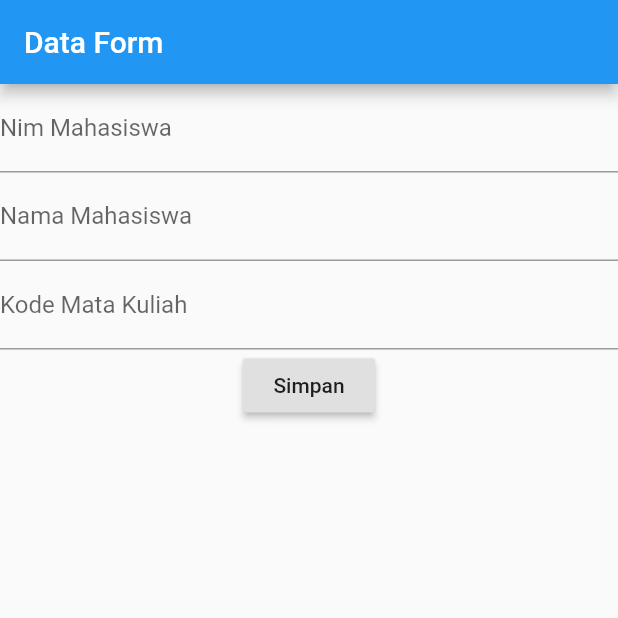
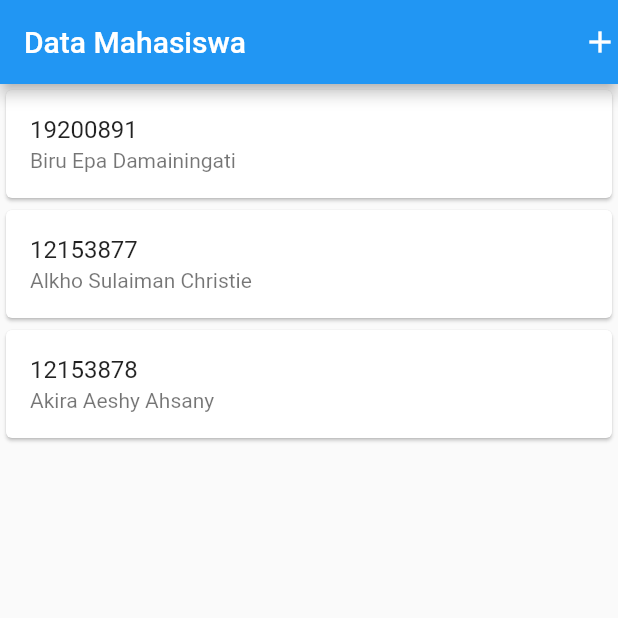
Before and after one commit to biruepa21/tugas_individu_mobile_programming, a Flutter app: the screen it shows after launch, on a phone screen of 412 x 824 dp, the top half of it. Run offline on Flutter 3.47's test engine with Material 2 defaults, Android fonts, the light colour scheme and no system bars.

Commit message:
Tugas Pertemuan 4

```diff
--- a/lib/main.dart
+++ b/lib/main.dart
@@ -1,5 +1,6 @@
 import 'package:flutter/material.dart';
 import 'package:tugas_individu_mobile_programming/ui/data_form.dart';
+import 'package:tugas_individu_mobile_programming/ui/data_page.dart';
 
 void main() {
   runApp(const MyApp());
@@ -13,11 +14,11 @@ class MyApp extends StatelessWidget {
   Widget build(BuildContext context) {
     return MaterialApp(
       debugShowCheckedModeBanner: false,
-      title: 'Flutter Demo',
+      title: 'Data Mahasiswa',
       theme: ThemeData(
         primarySwatch: Colors.blue,
       ),
-      home:  const DataForm(),
+      home:  const DataPage(),
     );
   }
 }
--- /dev/null
+++ b/lib/ui/data_page.dart
@@ -0,0 +1,49 @@
+import 'package:flutter/material.dart';
+import 'package:tugas_individu_mobile_programming/ui/data_form.dart';
+
+class DataPage extends StatefulWidget {
+  const DataPage({Key? key}) : super(key: key);
+
+  @override
+  State<DataPage> createState() => _DataPageState();
+}
+
+class _DataPageState extends State<DataPage> {
+  @override
+  Widget build(BuildContext context) {
+    return Scaffold(
+      appBar: AppBar(title: Text("Data Mahasiswa"), actions: [
+        GestureDetector(
+          child: Icon(Icons.add),
+          onTap: () async {
+            Navigator.push(
+                context, MaterialPageRoute(builder: (context) => DataForm()));
+          },
+        )
+      ],
+    ),
+    body: ListView(
+      children: [
+        Card(
+          child: ListTile(
+            title: Text('19200891'),
+            subtitle: Text('Biru Epa Damainingati'),
+          ),
+        ),
+        Card(
+          child: ListTile(
+            title: Text('12153877'),
+            subtitle: Text('Alkho Sulaiman Christie'),
+          ),
+        ),
+        Card(
+          child: ListTile(
+            title: Text('12153878'),
+            subtitle: Text('Akira Aeshy Ahsany'),
+          ),
+        ),
+      ]
+    ),
+    );
+  }
+}
```
